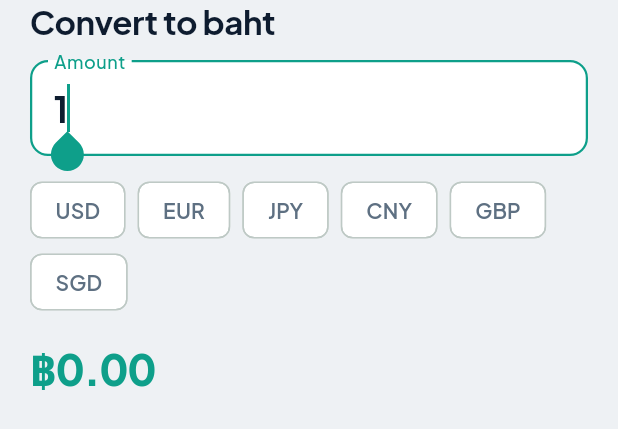
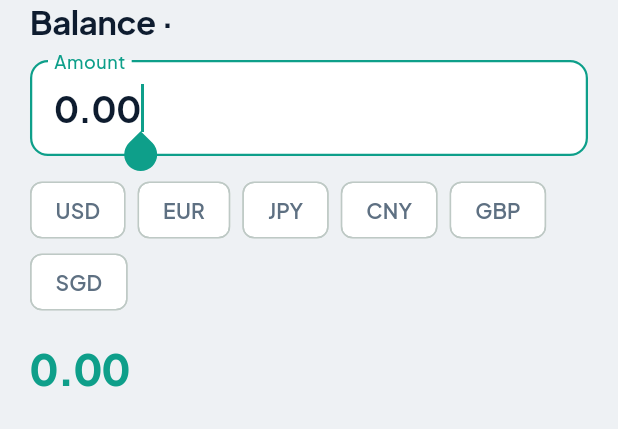
Before and after one commit to Sakkaraj/BahtBuddy, a Flutter app: the _Converter widget shown alone on an empty page, opened directly with empty values, on a phone screen of 412 x 824 dp. Shown: the top 429 px of the screen. Run offline on Flutter 3.47's test engine with Material 3 defaults, Android fonts, the phone set to English and light mode, and no system bars; our stand-ins replace csv, drift, drift_flutter, file_picker, fl_chart, flutter_local_notifications and 6 more; missing offline and left inert: google_mlkit_text_recognition; accounts and stored records are empty; generated files the repository leaves out were written again; network calls fail.

Commit message:
Show the current month balance in each currency.
The home rate chips convert the same baht figure as the month card, with the same Dart math on Android and iOS.

```diff
--- a/lib/features/home/home_screen.dart
+++ b/lib/features/home/home_screen.dart
@@ -102,9 +102,9 @@ class _HomeScreenState extends ConsumerState<HomeScreen> {
                     pace: pace,
                   ),
                 ),
-              'rates': const Appear(
-                  delay: Duration(milliseconds: 40),
-                  child: ExchangeRateCard(),
+              'rates': Appear(
+                  delay: const Duration(milliseconds: 40),
+                  child: ExchangeRateCard(balance: month.balance),
                 ),
               'shortcuts': Appear(
                   delay: const Duration(milliseconds: 80),
--- a/lib/services/exchange_rates.dart
+++ b/lib/services/exchange_rates.dart
@@ -26,6 +26,13 @@ class ExchangeBoard {
 }
 
 const exchangeCodes = ['USD', 'EUR', 'JPY', 'CNY', 'GBP', 'SGD'];
+
+/// How much [code] the baht [balance] buys at this board.
+double foreignFromBaht(ExchangeBoard board, String code, double balance) {
+  final bahtPerUnit = board.bahtPerUnit[code];
+  if (bahtPerUnit == null || bahtPerUnit == 0) return 0;
+  return balance / bahtPerUnit;
+}
 
 ExchangeBoard parseFrankfurter(String body) {
   final json = jsonDecode(body) as Map<String, dynamic>;
--- a/lib/widgets/exchange_rate_card.dart
+++ b/lib/widgets/exchange_rate_card.dart
@@ -9,7 +9,9 @@ import '../providers.dart';
 import '../services/exchange_rates.dart';
 
 class ExchangeRateCard extends ConsumerWidget {
-  const ExchangeRateCard({super.key});
+  const ExchangeRateCard({super.key, required this.balance});
+
+  final double balance;
 
   @override
   Widget build(BuildContext context, WidgetRef ref) {
@@ -77,7 +79,7 @@ class ExchangeRateCard extends ConsumerWidget {
                     ],
                   ),
                   Text(
-                    l10n.exchangeAsOf(date),
+                    '${formatBaht(locale, balance)} · ${l10n.exchangeAsOf(date)}',
                     style: Theme.of(context).textTheme.bodySmall,
                   ),
                   const SizedBox(height: 10),
@@ -89,11 +91,13 @@ class ExchangeRateCard extends ConsumerWidget {
                       separatorBuilder: (_, _) => const SizedBox(width: 8),
                       itemBuilder: (context, index) {
                         final code = exchangeCodes[index];
-                        final rate = board.bahtPerUnit[code];
-                        if (rate == null) return const SizedBox.shrink();
+                        if (board.bahtPerUnit[code] == null) {
+                          return const SizedBox.shrink();
+                        }
+                        final foreign = foreignFromBaht(board, code, balance);
                         return _RateChip(
                           code: code,
-                          value: formatBaht(locale, rate),
+                          value: formatForeign(code, foreign),
                           onTap: () => _openConverter(context, board, code),
                         );
                       },
@@ -114,9 +118,22 @@ class ExchangeRateCard extends ConsumerWidget {
       context: context,
       isScrollControlled: true,
       showDragHandle: true,
-      builder: (context) => _Converter(board: board, initial: code),
+      builder: (context) => _Converter(
+        board: board,
+        initial: code,
+        balance: balance,
+      ),
     );
   }
+}
+
+String formatForeign(String code, double amount) {
+  final digits = code == 'JPY' ? 0 : 2;
+  return NumberFormat.currency(
+    name: code,
+    symbol: '',
+    decimalDigits: digits,
+  ).format(amount).trim();
 }
 
 class _RateChip extends StatelessWidget {
@@ -145,7 +162,7 @@ class _RateChip extends StatelessWidget {
             mainAxisAlignment: MainAxisAlignment.center,
             children: [
               Text(
-                '1 $code',
+                code,
                 style: Theme.of(context).textTheme.labelMedium?.copyWith(
                   color: bahtAccent,
                   fontWeight: FontWeight.w700,
@@ -189,10 +206,15 @@ class _Offline extends StatelessWidget {
 }
 
 class _Converter extends StatefulWidget {
-  const _Converter({required this.board, required this.initial});
+  const _Converter({
+    required this.board,
+    required this.initial,
+    required this.balance,
+  });
 
   final ExchangeBoard board;
   final String initial;
+  final double balance;
 
   @override
   State<_Converter> createState() => _ConverterState();
@@ -200,7 +222,9 @@ class _Converter extends StatefulWidget {
 
 class _ConverterState extends State<_Converter> {
   late String _code = widget.initial;
-  final _amount = TextEditingController(text: '1');
+  late final _amount = TextEditingController(
+    text: widget.balance.toStringAsFixed(2),
+  );
 
   @override
   void dispose() {
@@ -211,10 +235,8 @@ class _ConverterState extends State<_Converter> {
   @override
   Widget build(BuildContext context) {
     final l10n = AppLocalizations.of(context);
-    final locale = Localizations.localeOf(context);
     final input = double.tryParse(_amount.text.replaceAll(',', '')) ?? 0;
-    final rate = widget.board.bahtPerUnit[_code] ?? 0;
-    final result = input * rate;
+    final result = foreignFromBaht(widget.board, _code, input);
     return Padding(
       padding: EdgeInsets.fromLTRB(
         20,
@@ -226,7 +248,10 @@ class _ConverterState extends State<_Converter> {
         mainAxisSize: MainAxisSize.min,
         crossAxisAlignment: CrossAxisAlignment.start,
         children: [
-          Text(l10n.convertToBaht, style: Theme.of(context).textTheme.titleLarge),
+          Text(
+            '${l10n.balance} · $_code',
+            style: Theme.of(context).textTheme.titleLarge,
+          ),
           const SizedBox(height: 12),
           TextField(
             controller: _amount,
@@ -250,7 +275,7 @@ class _ConverterState extends State<_Converter> {
           ),
           const SizedBox(height: 16),
           Text(
-            formatBaht(locale, result),
+            '${formatForeign(_code, result)} $_code',
             style: Theme.of(context).textTheme.headlineMedium?.copyWith(
               color: bahtAccent,
               fontWeight: FontWeight.w800,
```
Also changed, not shown: 1 other file.
